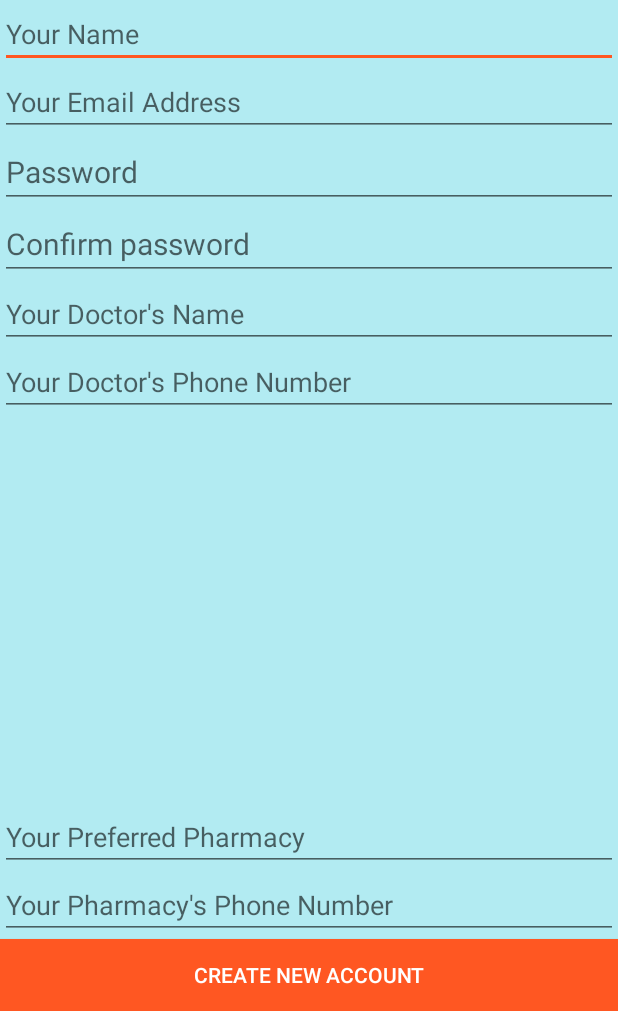
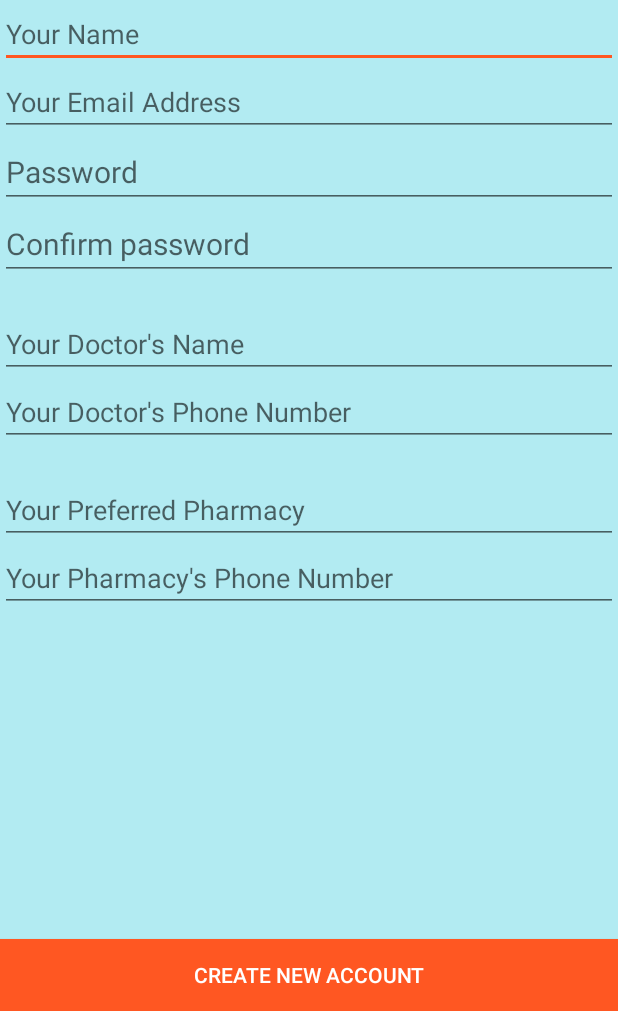
Before and after one commit to arolling/Android-Pill-Tracker, an Android app: the layout activity_new_user.xml on its own in the app's theme, with its tools: preview values and no code run, on a phone screen of 412 x 824 dp, the part 225-1236 px from its top. Run offline under Robolectric (Android 15) with nearby library versions, the light colour scheme and no system bars.

Commit message:
small ui tweaks

```diff
--- a/app/src/main/java/com/epicodus/pilltracker/models/Prescription.java
+++ b/app/src/main/java/com/epicodus/pilltracker/models/Prescription.java
@@ -44,8 +44,6 @@ public class Prescription {
         this.qtyPerDose = pillsPerDose;
         this.indication = indication;
         this.appearance = appearance;
-//        this.questions = new ArrayList<>();
-//        this.notes = new ArrayList<>();
         this.dailyUsage = frequency * pillsPerDose;
     }
 
--- a/app/src/main/java/com/epicodus/pilltracker/ui/BaseActivity.java
+++ b/app/src/main/java/com/epicodus/pilltracker/ui/BaseActivity.java
@@ -67,6 +67,7 @@ public class BaseActivity extends AppCompatActivity {
         final TextView headerText = (TextView) headerLayout.findViewById(R.id.drawerHeaderTextView);
 
         mUId = mSharedPreferences.getString(Constants.KEY_UID, null);
+        if(mUId != null){
             mUserRef = new Firebase(Constants.FIREBASE_URL_USERS).child(mUId);
 
             mUserRef.addValueEventListener(new ValueEventListener() {
@@ -81,6 +82,8 @@ public class BaseActivity extends AppCompatActivity {
                     Log.d(this.getClass().getSimpleName(), "Read failed");
                 }
             });
+        }
+
 
 
     }
--- a/app/src/main/res/layout/activity_new_medication.xml
+++ b/app/src/main/res/layout/activity_new_medication.xml
@@ -78,8 +78,8 @@
                 android:layout_below="@+id/drugNameEditText"
                 android:layout_alignParentLeft="true"
                 android:layout_alignParentStart="true"
-                android:layout_marginRight="10dp"
-                android:layout_marginEnd="10dp"
+                android:layout_marginRight="30dp"
+                android:layout_marginEnd="30dp"
                 android:layout_toLeftOf="@+id/drugSearchButton"
                 android:layout_toStartOf="@+id/drugSearchButton" />
 
@@ -121,7 +121,7 @@
                 android:layout_centerHorizontal="true" />
 
             <Spinner
-                android:layout_width="wrap_content"
+                android:layout_width="match_parent"
                 android:layout_height="wrap_content"
                 android:id="@+id/drugStrengthSpinner"
                 android:layout_below="@+id/strengthInstructions"
--- a/app/src/main/res/layout/activity_new_user.xml
+++ b/app/src/main/res/layout/activity_new_user.xml
@@ -87,7 +87,8 @@
             android:ems="5"
             android:id="@+id/etDoctorName"
             android:singleLine="true"
-            android:layout_row="5"
+            android:layout_row="4"
+            android:layout_marginTop="20dp"
             android:layout_column="0" />
 
         <EditText
@@ -96,7 +97,7 @@
             android:inputType="phone"
             android:ems="5"
             android:id="@+id/etDoctorPhone"
-            android:layout_row="6"
+            android:layout_row="5"
             android:layout_column="0"
             android:hint="Your Doctor&apos;s Phone Number" />
 
@@ -104,9 +105,10 @@
             android:layout_width="match_parent"
             android:layout_height="wrap_content"
             android:id="@+id/etPharmacyName"
-            android:layout_row="8"
+            android:layout_row="6"
             android:layout_column="0"
             android:singleLine="true"
+            android:layout_marginTop="20dp"
             android:hint="Your Preferred Pharmacy" />
 
         <EditText
@@ -115,7 +117,7 @@
             android:inputType="phone"
             android:ems="5"
             android:id="@+id/etPharmacyPhone"
-            android:layout_row="9"
+            android:layout_row="7"
             android:layout_column="0"
             android:hint="Your Pharmacy&apos;s Phone Number" />
 
--- a/app/src/main/res/layout/fragment_note_dialog.xml
+++ b/app/src/main/res/layout/fragment_note_dialog.xml
@@ -12,7 +12,7 @@
 
     <EditText
         android:id="@+id/addNoteEditText"
-        android:layout_width="280dp"
+        android:layout_width="match_parent"
         android:layout_height="wrap_content"
         android:inputType="text"
         android:imeOptions="actionDone"
```
Lines whose indentation alone changed are shown as unchanged.
